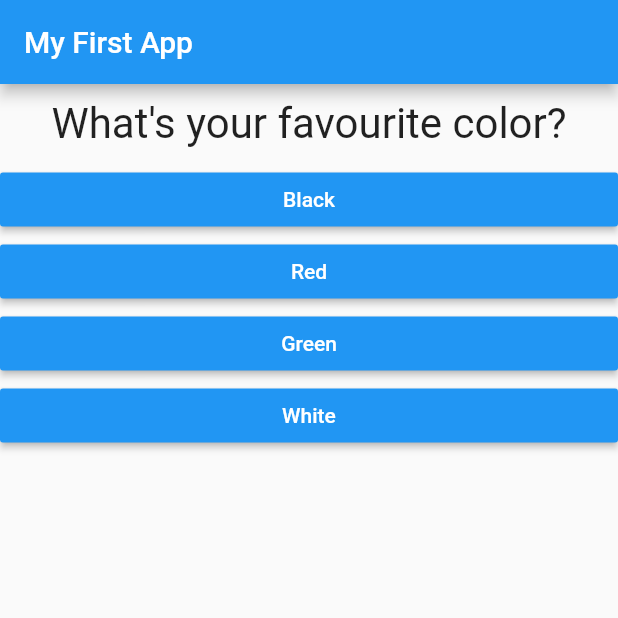
After one commit to felipemotarocha/flutter-quiz-app, a Flutter app: the screen it shows after launch, on a phone screen of 412 x 824 dp, the top half of it. The commit adds this screen. Run offline on Flutter 3.47's test engine with Material 2 defaults, Android fonts, the phone set to English and light mode, and no system bars.

Commit message:
feat: create quiz and result widgets

```diff
--- a/lib/main.dart
+++ b/lib/main.dart
@@ -1,9 +1,8 @@
 // ignore_for_file: deprecated_member_use
+import 'package:flutter/material.dart';
 
-import 'package:flutter/material.dart';
-import 'package:quiz_app/answer.dart';
-
-import 'question.dart';
+import 'package:quiz_app/quiz.dart';
+import 'package:quiz_app/result.dart';
 
 void main() => runApp(MyApp());
 
@@ -45,15 +44,12 @@ class MyAppState extends State<MyApp> {
         appBar: AppBar(
           title: const Text('My First App'),
         ),
-        body: Column(
-          children: [
-            Question(questions[questionIndex]['questionText'] as String),
-            ...(questions[questionIndex]['answers'] as List<String>)
-                .map((question) {
-              return Answer(answerQuestion, question);
-            }).toList()
-          ],
-        ),
+        body: questionIndex < questions.length
+            ? Quiz(
+                questions: questions,
+                questionIndex: questionIndex,
+                answerQuestion: answerQuestion)
+            : const Result(),
       ),
     );
   }
--- /dev/null
+++ b/lib/quiz.dart
@@ -0,0 +1,30 @@
+import 'package:flutter/material.dart';
+
+import 'answer.dart';
+import 'question.dart';
+
+class Quiz extends StatelessWidget {
+  final List<Map<String, Object>> questions;
+  final int questionIndex;
+  final VoidCallback answerQuestion;
+
+  const Quiz(
+      {Key? key,
+      required this.questions,
+      required this.questionIndex,
+      required this.answerQuestion})
+      : super(key: key);
+
+  @override
+  Widget build(BuildContext context) {
+    return Column(
+      children: [
+        Question(questions[questionIndex]['questionText'] as String),
+        ...(questions[questionIndex]['answers'] as List<String>)
+            .map((question) {
+          return Answer(answerQuestion, question);
+        }).toList()
+      ],
+    );
+  }
+}
--- /dev/null
+++ b/lib/result.dart
@@ -0,0 +1,12 @@
+import 'package:flutter/material.dart';
+
+class Result extends StatelessWidget {
+  const Result({Key? key}) : super(key: key);
+
+  @override
+  Widget build(BuildContext context) {
+    return const Center(
+      child: Text('You did it!'),
+    );
+  }
+}
```
